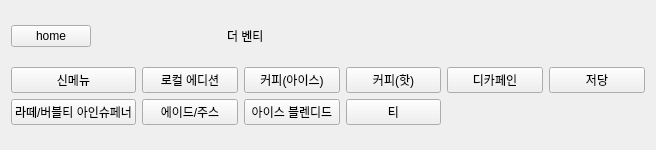
Above: VentiApp/categorywidget.ui from minki9252/TheVentiKiosk before the change. Below: the same form after it.
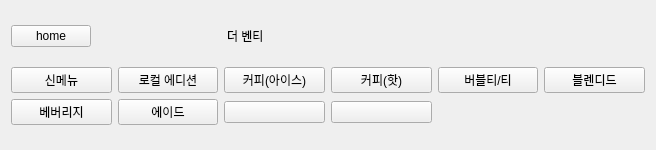
That is the form after the change.

Commit message: 카테고리 버튼 기능 추가

What changed in the file:
```diff
--- a/VentiApp/categorywidget.ui
+++ b/VentiApp/categorywidget.ui
@@ -94,35 +94,35 @@
        <item row="1" column="0">
         <widget class="QPushButton" name="category_latte_button">
          <property name="text">
-          <string>라떼/버블티 아인슈페너</string>
+          <string>베버리지</string>
          </property>
         </widget>
        </item>
        <item row="1" column="1">
         <widget class="QPushButton" name="category_ade_button">
          <property name="text">
-          <string>에이드/주스</string>
+          <string>에이드</string>
          </property>
         </widget>
        </item>
        <item row="1" column="2">
-        <widget class="QPushButton" name="category_blended_button">
+        <widget class="QPushButton" name="pushButton">
          <property name="text">
-          <string>아이스 블렌디드</string>
+          <string/>
          </property>
         </widget>
        </item>
        <item row="0" column="5">
-        <widget class="QPushButton" name="category_lowcal_button">
+        <widget class="QPushButton" name="category_blended_button">
          <property name="text">
-          <string>저당</string>
+          <string>블렌디드</string>
          </property>
         </widget>
        </item>
        <item row="1" column="3">
-        <widget class="QPushButton" name="category_tea_button">
+        <widget class="QPushButton" name="pushButton_2">
          <property name="text">
-          <string>티</string>
+          <string/>
          </property>
         </widget>
        </item>
@@ -134,9 +134,9 @@
         </widget>
        </item>
        <item row="0" column="4">
-        <widget class="QPushButton" name="category_decaffeine_button">
+        <widget class="QPushButton" name="category_tea_button">
          <property name="text">
-          <string>디카페인</string>
+          <string>버블티/티</string>
          </property>
         </widget>
        </item>
```
Left out of the diff: 2 changed lines with no effect on the pictures. The commit also changes 4 other files.
